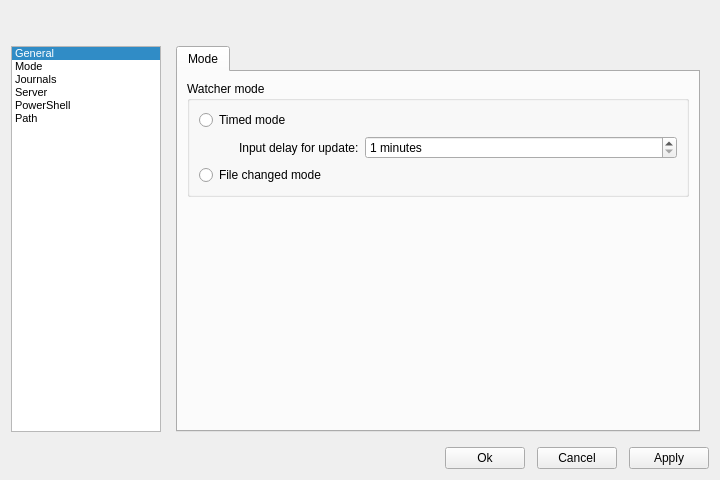
aldonin/SIEM, file Server-Win64/settingswidget.ui: the form before one commit.
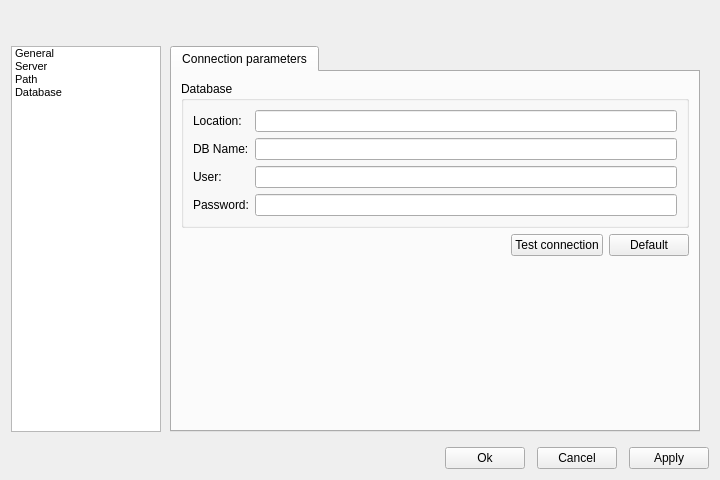
The form after the commit. The open tabs and pages were chosen to show the change. Icons and pictures are not drawn.

Commit message: Add settings slots for widget, create DB page

Diff of the .ui file:
```diff
--- a/Server-Win64/settingswidget.ui
+++ b/Server-Win64/settingswidget.ui
@@ -73,6 +73,9 @@
    </item>
    <item>
     <layout class="QHBoxLayout" name="horizontalLayout_3" stretch="0,1">
+     <property name="spacing">
+      <number>0</number>
+     </property>
      <item>
       <layout class="QVBoxLayout" name="verticalLayout_3">
        <item>
@@ -129,7 +132,7 @@
           <bool>true</bool>
          </property>
          <property name="currentRow">
-          <number>0</number>
+          <number>-1</number>
          </property>
          <item>
           <property name="text">
@@ -145,24 +148,6 @@
             <normaloff>:/general.png</normaloff>:/general.png</iconset>
           </property>
          </item>
-         <item>
-          <property name="text">
-           <string>Mode</string>
-          </property>
-          <property name="icon">
-           <iconset resource="icons/icons.qrc">
-            <normaloff>:/mode.png</normaloff>:/mode.png</iconset>
-          </property>
-         </item>
-         <item>
-          <property name="text">
-           <string>Journals</string>
-          </property>
-          <property name="icon">
-           <iconset resource="icons/icons.qrc">
-            <normaloff>:/log.png</normaloff>:/log.png</iconset>
-          </property>
-         </item>
          <item>
           <property name="text">
            <string>Server</string>
@@ -172,15 +157,6 @@
             <normaloff>:/server.png</normaloff>:/server.png</iconset>
           </property>
          </item>
-         <item>
-          <property name="text">
-           <string>PowerShell</string>
-          </property>
-          <property name="icon">
-           <iconset resource="icons/icons.qrc">
-            <normaloff>:/powershell.png</normaloff>:/powershell.png</iconset>
-          </property>
-         </item>
          <item>
           <property name="text">
            <string>Path</string>
@@ -190,6 +166,15 @@
             <normaloff>:/folder.png</normaloff>:/folder.png</iconset>
           </property>
          </item>
+         <item>
+          <property name="text">
+           <string>Database</string>
+          </property>
+          <property name="icon">
+           <iconset resource="icons/icons.qrc">
+            <normaloff>:/Database.png</normaloff>:/Database.png</iconset>
+          </property>
+         </item>
         </widget>
        </item>
        <item>
@@ -268,185 +253,6 @@
          </item>
         </layout>
        </widget>
-       <widget class="QWidget" name="page_2">
-        <layout class="QVBoxLayout" name="verticalLayout_2">
-         <item>
-          <widget class="QTabWidget" name="tabWidget_2">
-           <property name="currentIndex">
-            <number>0</number>
-           </property>
-           <widget class="QWidget" name="tab_2">
-            <attribute name="title">
-             <string>Mode</string>
-            </attribute>
-            <layout class="QVBoxLayout" name="verticalLayout_12">
-             <item>
-              <widget class="QGroupBox" name="modeBox">
-               <property name="title">
-                <string>Watcher mode</string>
-               </property>
-               <layout class="QVBoxLayout" name="verticalLayout_9">
-                <item>
-                 <widget class="QRadioButton" name="timedMode">
-                  <property name="text">
-                   <string>Timed mode</string>
-                  </property>
-                 </widget>
-                </item>
-                <item>
-                 <layout class="QHBoxLayout" name="horizontalLayout_5" stretch="0,0,1">
-                  <item>
-                   <spacer name="horizontalSpacer_4">
-                    <property name="orientation">
-                     <enum>Qt::Horizontal</enum>
-                    </property>
-                    <property name="sizeType">
-                     <enum>QSizePolicy::Fixed</enum>
-                    </property>
-                    <property name="sizeHint" stdset="0">
-                     <size>
-                      <width>40</width>
-                      <height>20</height>
-                     </size>
-                    </property>
-                   </spacer>
-                  </item>
-                  <item>
-                   <widget class="QLabel" name="label">
-                    <property name="text">
-                     <string>Input delay for update:</string>
-                    </property>
-                   </widget>
-                  </item>
-                  <item>
-                   <widget class="QSpinBox" name="minDelay">
-                    <property name="sizePolicy">
-                     <sizepolicy hsizetype="Minimum" vsizetype="Fixed">
-                      <horstretch>0</horstretch>
-                      <verstretch>0</verstretch>
-                     </sizepolicy>
-                    </property>
-                    <property name="suffix">
-                     <string> minutes</string>
-                    </property>
-                    <property name="minimum">
-                     <number>1</number>
-                    </property>
-                    <property name="maximum">
-                     <number>59</number>
-                    </property>
-                   </widget>
-                  </item>
-                 </layout>
-                </item>
-                <item>
-                 <widget class="QRadioButton" name="fileChangeMode">
-                  <property name="text">
-                   <string>File changed mode</string>
-                  </property>
-                 </widget>
-                </item>
-               </layout>
-              </widget>
-             </item>
-             <item>
-              <spacer name="verticalSpacer_5">
-               <property name="orientation">
-                <enum>Qt::Vertical</enum>
-               </property>
-               <property name="sizeHint" stdset="0">
-                <size>
-                 <width>20</width>
-                 <height>227</height>
-                </size>
-               </property>
-              </spacer>
-             </item>
-            </layout>
-           </widget>
-          </widget>
-         </item>
-        </layout>
-       </widget>
-       <widget class="QWidget" name="page_3">
-        <layout class="QVBoxLayout" name="verticalLayout_5">
-         <item>
-          <widget class="QTabWidget" name="tabWidget_3">
-           <property name="currentIndex">
-            <number>0</number>
-           </property>
-           <widget class="QWidget" name="tab_3">
-            <attribute name="title">
-             <string>Source</string>
-            </attribute>
-            <layout class="QVBoxLayout" name="verticalLayout_8">
-             <item>
-              <widget class="QGroupBox" name="groupBox">
-               <property name="title">
-                <string>Monitor journals OS</string>
-               </property>
-               <layout class="QVBoxLayout" name="verticalLayout_7">
-                <item>
-                 <layout class="QVBoxLayout" name="verticalLayout_6">
-                  <item>
-                   <widget class="QCheckBox" name="appBox">
-                    <property name="text">
-                     <string>Application</string>
-                    </property>
-                   </widget>
-                  </item>
-                  <item>
-                   <widget class="QCheckBox" name="secBox">
-                    <property name="text">
-                     <string>Security</string>
-                    </property>
-                   </widget>
-                  </item>
-                  <item>
-                   <widget class="QCheckBox" name="setupBox">
-                    <property name="text">
-                     <string>Setup</string>
-                    </property>
-                   </widget>
-                  </item>
-                  <item>
-                   <widget class="QCheckBox" name="systemBox">
-                    <property name="text">
-                     <string>System</string>
-                    </property>
-                   </widget>
-                  </item>
-                  <item>
-                   <widget class="QCheckBox" name="feBox">
-                    <property name="text">
-                     <string>Forwarded Events</string>
-                    </property>
-                   </widget>
-                  </item>
-                 </layout>
-                </item>
-               </layout>
-              </widget>
-             </item>
-             <item>
-              <spacer name="verticalSpacer_3">
-               <property name="orientation">
-                <enum>Qt::Vertical</enum>
-               </property>
-               <property name="sizeHint" stdset="0">
-                <size>
-                 <width>20</width>
-                 <height>184</height>
-                </size>
-               </property>
-              </spacer>
-             </item>
-            </layout>
-           </widget>
-          </widget>
-         </item>
-        </layout>
-       </widget>
        <widget class="QWidget" name="page_4">
         <layout class="QVBoxLayout" name="verticalLayout_15">
          <item>
@@ -464,18 +270,28 @@
                <property name="title">
                 <string>Location</string>
                </property>
-               <layout class="QVBoxLayout" name="verticalLayout_13">
+               <layout class="QVBoxLayout" name="verticalLayout_2">
                 <item>
-                 <layout class="QHBoxLayout" name="horizontalLayout_6">
+                 <widget class="QRadioButton" name="AnyRB">
+                  <property name="text">
+                   <string>Any</string>
+                  </property>
+                  <property name="checked">
+                   <bool>true</bool>
+                  </property>
+                 </widget>
+                </item>
+                <item>
+                 <widget class="QRadioButton" name="customRB">
+                  <property name="text">
+                   <string>Custom</string>
+                  </property>
+                 </widget>
+                </item>
+                <item>
+                 <layout class="QHBoxLayout" name="horizontalLayout_5">
                   <item>
-                   <widget class="QLabel" name="label_2">
-                    <property name="text">
-                     <string>Host: </string>
-                    </property>
-                   </widget>
-                  </item>
-                  <item>
-                   <spacer name="horizontalSpacer_5">
+                   <spacer name="horizontalSpacer_8">
                     <property name="orientation">
                      <enum>Qt::Horizontal</enum>
                     </property>
@@ -495,6 +311,15 @@
                   </item>
                  </layout>
                 </item>
+               </layout>
+              </widget>
+             </item>
+             <item>
+              <widget class="QGroupBox" name="groupBox">
+               <property name="title">
+                <string>Port number</string>
+               </property>
+               <layout class="QVBoxLayout" name="verticalLayout_5">
                 <item>
                  <layout class="QHBoxLayout" name="horizontalLayout_7">
                   <item>
@@ -571,102 +396,6 @@
          </item>
         </layout>
        </widget>
-       <widget class="QWidget" name="page_5">
-        <layout class="QVBoxLayout" name="verticalLayout_18">
-         <item>
-          <widget class="QTabWidget" name="tabWidget_5">
-           <property name="currentIndex">
-            <number>0</number>
-           </property>
-           <widget class="QWidget" name="tab_4">
-            <attribute name="title">
-             <string>Shell</string>
-            </attribute>
-            <layout class="QVBoxLayout" name="verticalLayout_17">
-             <item>
-              <widget class="QGroupBox" name="groupBox_4">
-               <property name="title">
-                <string>Execution PS parameter</string>
-               </property>
-               <layout class="QVBoxLayout" name="verticalLayout_16">
-                <item>
-                 <layout class="QHBoxLayout" name="horizontalLayout_10" stretch="0,1">
-                  <item>
-                   <widget class="QLabel" name="label_5">
-                    <property name="text">
-                     <string/>
-                    </property>
-                    <property name="pixmap">
-                     <pixmap resource="icons/icons.qrc">:/warning.png</pixmap>
-                    </property>
-                    <property name="scaledContents">
-                     <bool>true</bool>
-                    </property>
-                   </widget>
-                  </item>
-                  <item>
-                   <widget class="QLabel" name="label_4">
-                    <property name="text">
-                     <string>If you have no idea what it is mean, please, don't modyfied this line</string>
-                    </property>
-                   </widget>
-                  </item>
-                 </layout>
-                </item>
-                <item>
-                 <widget class="QLineEdit" name="shellEdit"/>
-                </item>
-                <item>
-                 <layout class="QHBoxLayout" name="horizontalLayout_9">
-                  <item>
-                   <spacer name="horizontalSpacer_8">
-                    <property name="orientation">
-                     <enum>Qt::Horizontal</enum>
-                    </property>
-                    <property name="sizeHint" stdset="0">
-                     <size>
-                      <width>40</width>
-                      <height>20</height>
-                     </size>
-                    </property>
-                   </spacer>
-                  </item>
-                  <item>
-                   <widget class="QPushButton" name="defaultShellBtn">
-                    <property name="text">
-                     <string>Default</string>
-                    </property>
-                   </widget>
-                  </item>
-                 </layout>
-                </item>
-               </layout>
-               <zorder>label_4</zorder>
-               <zorder>shellEdit</zorder>
-               <zorder>label_5</zorder>
-              </widget>
-             </item>
-             <item>
-              <spacer name="verticalSpacer_7">
-               <property name="orientation">
-                <enum>Qt::Vertical</enum>
-               </property>
-               <property name="sizeHint" stdset="0">
-                <size>
-                 <width>417</width>
-                 <height>208</height>
-                </size>
-               </property>
-              </spacer>
-             </item>
-            </layout>
-            <zorder>groupBox_4</zorder>
-            <zorder>label_4</zorder>
-           </widget>
-          </widget>
-         </item>
-        </layout>
-       </widget>
        <widget class="QWidget" name="page_6">
         <layout class="QVBoxLayout" name="verticalLayout_21">
          <item>
@@ -803,6 +532,125 @@
          </item>
         </layout>
        </widget>
+       <widget class="QWidget" name="page_2">
+        <layout class="QVBoxLayout" name="verticalLayout_9">
+         <item>
+          <widget class="QTabWidget" name="tabWidget_2">
+           <property name="currentIndex">
+            <number>0</number>
+           </property>
+           <widget class="QWidget" name="tab_2">
+            <attribute name="title">
+             <string>Connection parameters</string>
+            </attribute>
+            <layout class="QVBoxLayout" name="verticalLayout_8">
+             <item>
+              <widget class="QGroupBox" name="groupBox_4">
+               <property name="title">
+                <string>Database</string>
+               </property>
+               <layout class="QVBoxLayout" name="verticalLayout_7">
+                <item>
+                 <layout class="QFormLayout" name="formLayout">
+                  <item row="0" column="0">
+                   <widget class="QLabel" name="label">
+                    <property name="text">
+                     <string>Location:</string>
+                    </property>
+                   </widget>
+                  </item>
+                  <item row="0" column="1">
+                   <widget class="QLineEdit" name="dbLocation"/>
+                  </item>
+                  <item row="1" column="0">
+                   <widget class="QLabel" name="label_2">
+                    <property name="text">
+                     <string>DB Name:</string>
+                    </property>
+                   </widget>
+                  </item>
+                  <item row="1" column="1">
+                   <widget class="QLineEdit" name="dbName"/>
+                  </item>
+                  <item row="2" column="0">
+                   <widget class="QLabel" name="label_4">
+                    <property name="text">
+                     <string>User:</string>
+                    </property>
+                   </widget>
+                  </item>
+                  <item row="2" column="1">
+                   <widget class="QLineEdit" name="dbUser"/>
+                  </item>
+                  <item row="3" column="0">
+                   <widget class="QLabel" name="label_5">
+                    <property name="text">
+                     <string>Password:</string>
+                    </property>
+                   </widget>
+                  </item>
+                  <item row="3" column="1">
+                   <widget class="QLineEdit" name="dbPass">
+                    <property name="echoMode">
+                     <enum>QLineEdit::Password</enum>
+                    </property>
+                   </widget>
+                  </item>
+                 </layout>
+                </item>
+               </layout>
+              </widget>
+             </item>
+             <item>
+              <layout class="QHBoxLayout" name="horizontalLayout_9">
+               <item>
+                <spacer name="horizontalSpacer_4">
+                 <property name="orientation">
+                  <enum>Qt::Horizontal</enum>
+                 </property>
+                 <property name="sizeHint" stdset="0">
+                  <size>
+                   <width>40</width>
+                   <height>20</height>
+                  </size>
+                 </property>
+                </spacer>
+               </item>
+               <item>
+                <widget class="QPushButton" name="testDBBtn">
+                 <property name="text">
+                  <string>Test connection</string>
+                 </property>
+                </widget>
+               </item>
+               <item>
+                <widget class="QPushButton" name="defaultDBBtn">
+                 <property name="text">
+                  <string>Default</string>
+                 </property>
+                </widget>
+               </item>
+              </layout>
+             </item>
+             <item>
+              <spacer name="verticalSpacer_3">
+               <property name="orientation">
+                <enum>Qt::Vertical</enum>
+               </property>
+               <property name="sizeHint" stdset="0">
+                <size>
+                 <width>20</width>
+                 <height>58</height>
+                </size>
+               </property>
+              </spacer>
+             </item>
+            </layout>
+           </widget>
+          </widget>
+         </item>
+        </layout>
+       </widget>
       </widget>
      </item>
     </layout>
```
Left out of the diff: 133 changed lines with no effect on the pictures. The commit also changes 23 other files.
